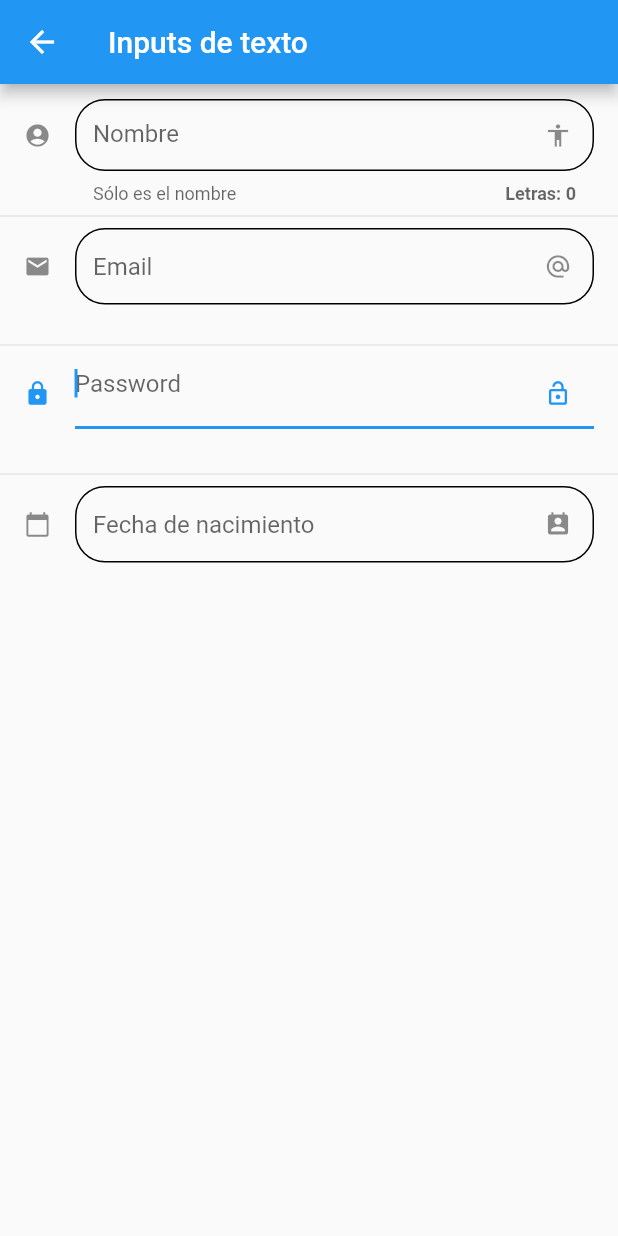
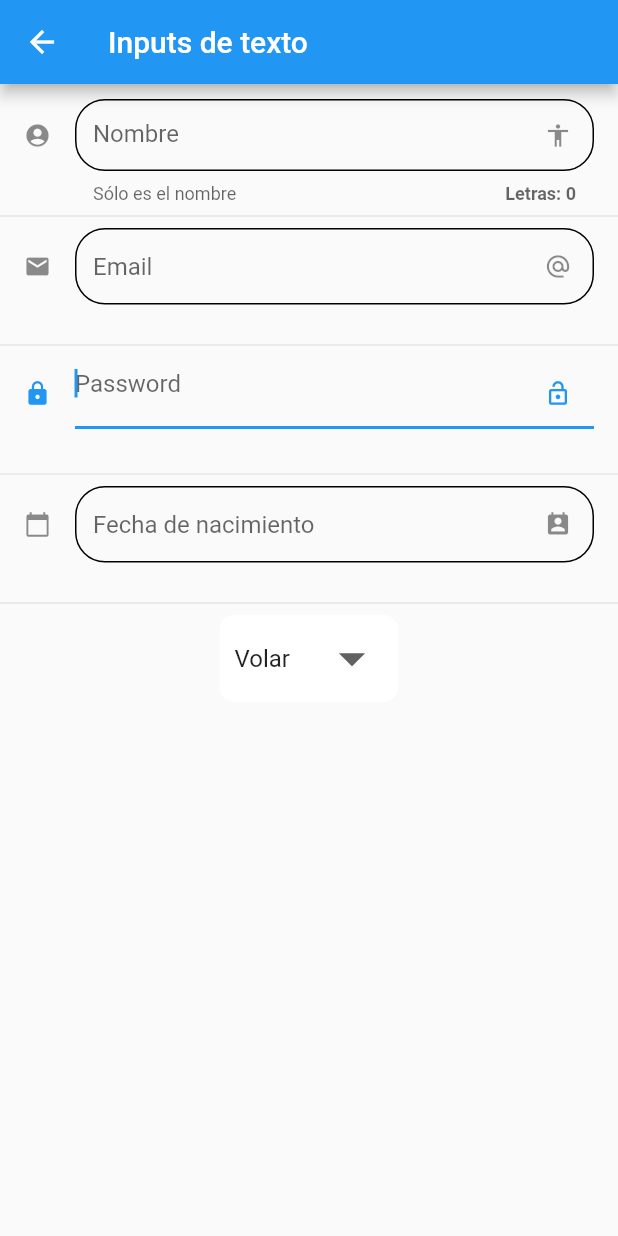
Before and after one commit to masterprog-cmd/Practicas_des_app_multiplataforma, a Flutter app: the screen it shows after launch, after a tap on "Inputs", on a phone screen of 412 x 824 dp. Run offline on Flutter 3.47's test engine with Material 2 defaults, Android fonts, the light colour scheme and no system bars; network calls fail.

Commit message:
add DropDownButton and DropDownMenu

```diff
--- a/practicas/lib/src/pages/home_temp1.dart
+++ b/practicas/lib/src/pages/home_temp1.dart
@@ -12,6 +12,7 @@ class _HomeTempState extends State<HomeTemp1> {
 
   @override
   Widget build(BuildContext context) {
+    Size size = MediaQuery.of(context).size;
     return Scaffold(
       appBar: AppBar(
         title: const Text('Componentes'),
--- a/practicas/lib/src/pages/input_page.dart
+++ b/practicas/lib/src/pages/input_page.dart
@@ -9,6 +9,8 @@ class InputPage extends StatefulWidget {
 
 class _InputPageState extends State<InputPage> {
   String _character = '';
+  final items = ['Volar', 'Rayos X'];
+  String selectedValue = 'Volar';
 
   @override
   Widget build(BuildContext context) {
@@ -100,6 +102,31 @@ class _InputPageState extends State<InputPage> {
               ),
             ),
           ),
+          const Divider(),
+          Container(
+            padding: EdgeInsets.symmetric(horizontal: 10, vertical: 5),
+            decoration: BoxDecoration(
+                color: Colors.white, borderRadius: BorderRadius.circular(10)),
+
+            // dropdown below..
+            child: DropdownButton<String>(
+              value: selectedValue,
+              onChanged: (String? newValue) =>
+                  setState(() => selectedValue = newValue!),
+              items: items
+                  .map<DropdownMenuItem<String>>(
+                      (String value) => DropdownMenuItem<String>(
+                            value: value,
+                            child: Text(value),
+                          ))
+                  .toList(),
+
+              // add extra sugar..
+              icon: Icon(Icons.arrow_drop_down),
+              iconSize: 42,
+              underline: SizedBox(),
+            ),
+          ),
         ],
       ),
     );
```
